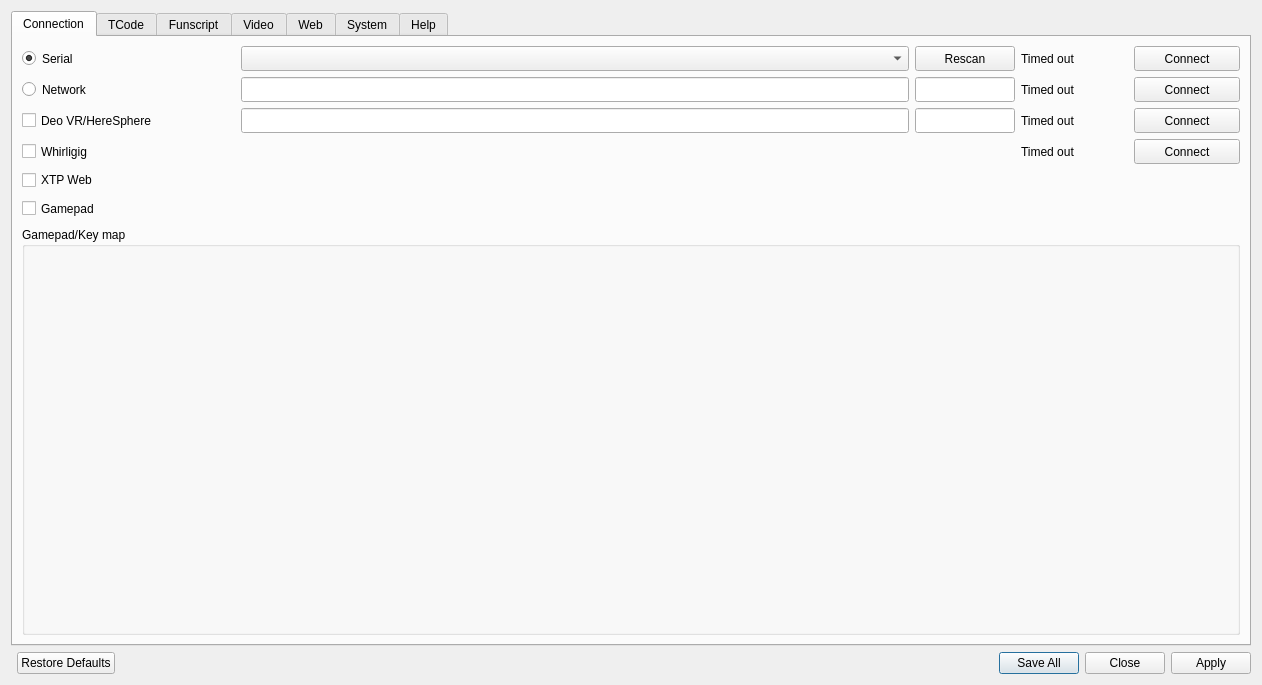
Before: the Qt Designer form src/settings.ui in jcfain/XTPlayer, drawn with Qt 5.
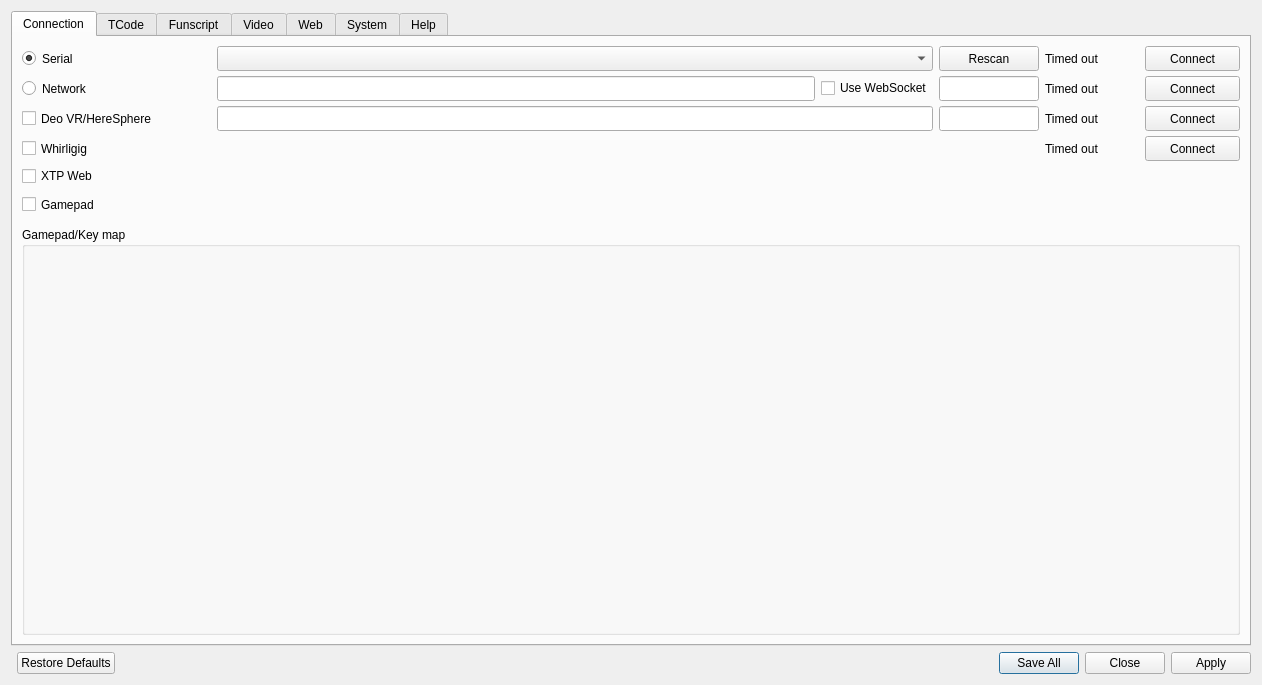
After: the same form once the commit is applied. Icons and pictures are not drawn.

Commit message: Adding option to swap between WebSocket and UDP

Patch:
```diff
--- a/src/settings.ui
+++ b/src/settings.ui
@@ -54,72 +54,17 @@
         <enum>QFormLayout::ExpandingFieldsGrow</enum>
        </property>
        <item row="0" column="0" colspan="2">
-        <layout class="QGridLayout" name="ConnectionSettings" rowstretch="0,0,0,0,0,0" columnstretch="0,0,0,0,0,0,0,0,0,0,0">
+        <layout class="QGridLayout" name="ConnectionSettings" rowstretch="0,0,0,0,0,0" columnstretch="0,0,0,0,0,0,0,0,0,0,0,0,0">
          <property name="spacing">
           <number>6</number>
          </property>
-         <item row="5" column="2" colspan="2">
-          <widget class="QLabel" name="gamepadStatusLbl">
+         <item row="4" column="3">
+          <widget class="QLabel" name="xtpWebStatuslbl">
            <property name="text">
             <string/>
            </property>
           </widget>
          </item>
-         <item row="3" column="0" colspan="2">
-          <widget class="QCheckBox" name="whirligigCheckBox">
-           <property name="minimumSize">
-            <size>
-             <width>0</width>
-             <height>25</height>
-            </size>
-           </property>
-           <property name="text">
-            <string>Whirligig</string>
-           </property>
-          </widget>
-         </item>
-         <item row="2" column="10">
-          <widget class="QPushButton" name="deoConnectButton">
-           <property name="minimumSize">
-            <size>
-             <width>0</width>
-             <height>25</height>
-            </size>
-           </property>
-           <property name="text">
-            <string>Connect</string>
-           </property>
-          </widget>
-         </item>
-         <item row="0" column="2" colspan="6">
-          <widget class="QComboBox" name="SerialOutputCmb">
-           <property name="minimumSize">
-            <size>
-             <width>0</width>
-             <height>25</height>
-            </size>
-           </property>
-          </widget>
-         </item>
-         <item row="1" column="8">
-          <widget class="QLineEdit" name="networkPortTxt">
-           <property name="minimumSize">
-            <size>
-             <width>0</width>
-             <height>25</height>
-            </size>
-           </property>
-           <property name="maximumSize">
-            <size>
-             <width>100</width>
-             <height>100</height>
-            </size>
-           </property>
-           <property name="maxLength">
-            <number>5</number>
-           </property>
-          </widget>
-         </item>
          <item row="2" column="0" colspan="2">
           <widget class="QCheckBox" name="deoCheckbox">
            <property name="enabled">
@@ -136,18 +81,24 @@
            </property>
           </widget>
          </item>
-         <item row="4" column="0" colspan="2">
-          <widget class="QCheckBox" name="xtpWebHandlerCheckbox">
+         <item row="3" column="0" colspan="2">
+          <widget class="QCheckBox" name="whirligigCheckBox">
+           <property name="minimumSize">
+            <size>
+             <width>0</width>
+             <height>25</height>
+            </size>
+           </property>
            <property name="text">
-            <string>XTP Web</string>
+            <string>Whirligig</string>
            </property>
           </widget>
          </item>
-         <item row="0" column="9">
+         <item row="0" column="11">
           <widget class="QLabel" name="serialStatuslbl">
            <property name="minimumSize">
             <size>
-             <width>50</width>
+             <width>25</width>
              <height>25</height>
             </size>
            </property>
@@ -156,16 +107,22 @@
            </property>
           </widget>
          </item>
-         <item row="1" column="9">
-          <widget class="QLabel" name="networkStatuslbl">
+         <item row="3" column="12">
+          <widget class="QPushButton" name="whirligigConnectButton">
+           <property name="sizePolicy">
+            <sizepolicy hsizetype="Minimum" vsizetype="Minimum">
+             <horstretch>0</horstretch>
+             <verstretch>0</verstretch>
+            </sizepolicy>
+           </property>
            <property name="minimumSize">
             <size>
-             <width>75</width>
+             <width>0</width>
              <height>25</height>
             </size>
            </property>
            <property name="text">
-            <string>Timed out</string>
+            <string>Connect</string>
            </property>
           </widget>
          </item>
@@ -182,29 +139,20 @@
            </property>
           </widget>
          </item>
-         <item row="2" column="9">
-          <widget class="QLabel" name="deoStatuslbl">
+         <item row="1" column="3" colspan="6">
+          <widget class="QLineEdit" name="networkAddressTxt">
            <property name="minimumSize">
             <size>
-             <width>75</width>
+             <width>0</width>
              <height>25</height>
             </size>
            </property>
-           <property name="text">
-            <string>Timed out</string>
-           </property>
           </widget>
          </item>
-         <item row="3" column="9">
-          <widget class="QLabel" name="whirligigStatuslbl">
-           <property name="minimumSize">
-            <size>
-             <width>0</width>
-             <height>25</height>
-            </size>
-           </property>
+         <item row="5" column="3" colspan="2">
+          <widget class="QLabel" name="gamepadStatusLbl">
            <property name="text">
-            <string>Timed out</string>
+            <string/>
            </property>
           </widget>
          </item>
@@ -224,30 +172,34 @@
            </property>
           </widget>
          </item>
-         <item row="2" column="2" colspan="6">
-          <widget class="QLineEdit" name="deoAddressTxt">
-           <property name="sizePolicy">
-            <sizepolicy hsizetype="Expanding" vsizetype="Fixed">
-             <horstretch>0</horstretch>
-             <verstretch>0</verstretch>
-            </sizepolicy>
-           </property>
+         <item row="2" column="12">
+          <widget class="QPushButton" name="deoConnectButton">
            <property name="minimumSize">
             <size>
              <width>0</width>
              <height>25</height>
             </size>
            </property>
+           <property name="text">
+            <string>Connect</string>
+           </property>
           </widget>
          </item>
-         <item row="3" column="10">
-          <widget class="QPushButton" name="whirligigConnectButton">
-           <property name="sizePolicy">
-            <sizepolicy hsizetype="Minimum" vsizetype="Minimum">
-             <horstretch>0</horstretch>
-             <verstretch>0</verstretch>
-            </sizepolicy>
+         <item row="3" column="11">
+          <widget class="QLabel" name="whirligigStatuslbl">
+           <property name="minimumSize">
+            <size>
+             <width>25</width>
+             <height>25</height>
+            </size>
            </property>
+           <property name="text">
+            <string>Timed out</string>
+           </property>
+          </widget>
+         </item>
+         <item row="1" column="12">
+          <widget class="QPushButton" name="networkConnectButton">
            <property name="minimumSize">
             <size>
              <width>0</width>
@@ -259,17 +211,27 @@
            </property>
           </widget>
          </item>
-         <item row="1" column="2" colspan="6">
-          <widget class="QLineEdit" name="networkAddressTxt">
+         <item row="4" column="0" colspan="2">
+          <widget class="QCheckBox" name="xtpWebHandlerCheckbox">
+           <property name="text">
+            <string>XTP Web</string>
+           </property>
+          </widget>
+         </item>
+         <item row="1" column="11">
+          <widget class="QLabel" name="networkStatuslbl">
            <property name="minimumSize">
             <size>
-             <width>0</width>
+             <width>25</width>
              <height>25</height>
             </size>
            </property>
+           <property name="text">
+            <string>Timed out</string>
+           </property>
           </widget>
          </item>
-         <item row="0" column="10">
+         <item row="0" column="12">
           <widget class="QPushButton" name="serialConnectButton">
            <property name="sizePolicy">
             <sizepolicy hsizetype="Minimum" vsizetype="Fixed">
@@ -288,7 +250,81 @@
            </property>
           </widget>
          </item>
-         <item row="0" column="8">
+         <item row="2" column="11">
+          <widget class="QLabel" name="deoStatuslbl">
+           <property name="minimumSize">
+            <size>
+             <width>25</width>
+             <height>25</height>
+            </size>
+           </property>
+           <property name="text">
+            <string>Timed out</string>
+           </property>
+          </widget>
+         </item>
+         <item row="0" column="0" colspan="2">
+          <widget class="QRadioButton" name="serialOutputRdo">
+           <property name="minimumSize">
+            <size>
+             <width>0</width>
+             <height>25</height>
+            </size>
+           </property>
+           <property name="text">
+            <string>Serial</string>
+           </property>
+           <property name="checked">
+            <bool>true</bool>
+           </property>
+          </widget>
+         </item>
+         <item row="2" column="10">
+          <widget class="QLineEdit" name="deoPortTxt">
+           <property name="minimumSize">
+            <size>
+             <width>0</width>
+             <height>25</height>
+            </size>
+           </property>
+           <property name="maximumSize">
+            <size>
+             <width>100</width>
+             <height>100</height>
+            </size>
+           </property>
+           <property name="maxLength">
+            <number>5</number>
+           </property>
+          </widget>
+         </item>
+         <item row="1" column="9">
+          <widget class="QCheckBox" name="useWebSocketsCheckbox">
+           <property name="text">
+            <string>Use WebSocket</string>
+           </property>
+          </widget>
+         </item>
+         <item row="1" column="10">
+          <widget class="QLineEdit" name="networkPortTxt">
+           <property name="minimumSize">
+            <size>
+             <width>0</width>
+             <height>25</height>
+            </size>
+           </property>
+           <property name="maximumSize">
+            <size>
+             <width>100</width>
+             <height>100</height>
+            </size>
+           </property>
+           <property name="maxLength">
+            <number>5</number>
+           </property>
+          </widget>
+         </item>
+         <item row="0" column="10">
           <widget class="QPushButton" name="serialRefreshBtn">
            <property name="minimumSize">
             <size>
@@ -317,58 +353,29 @@
            </property>
           </widget>
          </item>
-         <item row="2" column="8">
-          <widget class="QLineEdit" name="deoPortTxt">
+         <item row="0" column="3" colspan="7">
+          <widget class="QComboBox" name="SerialOutputCmb">
            <property name="minimumSize">
             <size>
              <width>0</width>
              <height>25</height>
             </size>
            </property>
-           <property name="maximumSize">
-            <size>
-             <width>100</width>
-             <height>100</height>
-            </size>
-           </property>
-           <property name="maxLength">
-            <number>5</number>
-           </property>
           </widget>
          </item>
-         <item row="1" column="10">
-          <widget class="QPushButton" name="networkConnectButton">
-           <property name="minimumSize">
-            <size>
-             <width>0</width>
-             <height>25</height>
-            </size>
+         <item row="2" column="3" colspan="7">
+          <widget class="QLineEdit" name="deoAddressTxt">
+           <property name="sizePolicy">
+            <sizepolicy hsizetype="Expanding" vsizetype="Fixed">
+             <horstretch>0</horstretch>
+             <verstretch>0</verstretch>
+            </sizepolicy>
            </property>
-           <property name="text">
-            <string>Connect</string>
-           </property>
-          </widget>
-         </item>
-         <item row="0" column="0" colspan="2">
-          <widget class="QRadioButton" name="serialOutputRdo">
            <property name="minimumSize">
             <size>
              <width>0</width>
              <height>25</height>
             </size>
-           </property>
-           <property name="text">
-            <string>Serial</string>
-           </property>
-           <property name="checked">
-            <bool>true</bool>
-           </property>
-          </widget>
-         </item>
-         <item row="4" column="2">
-          <widget class="QLabel" name="xtpWebStatuslbl">
-           <property name="text">
-            <string/>
            </property>
           </widget>
          </item>
```
The commit also changes 2 other files.
